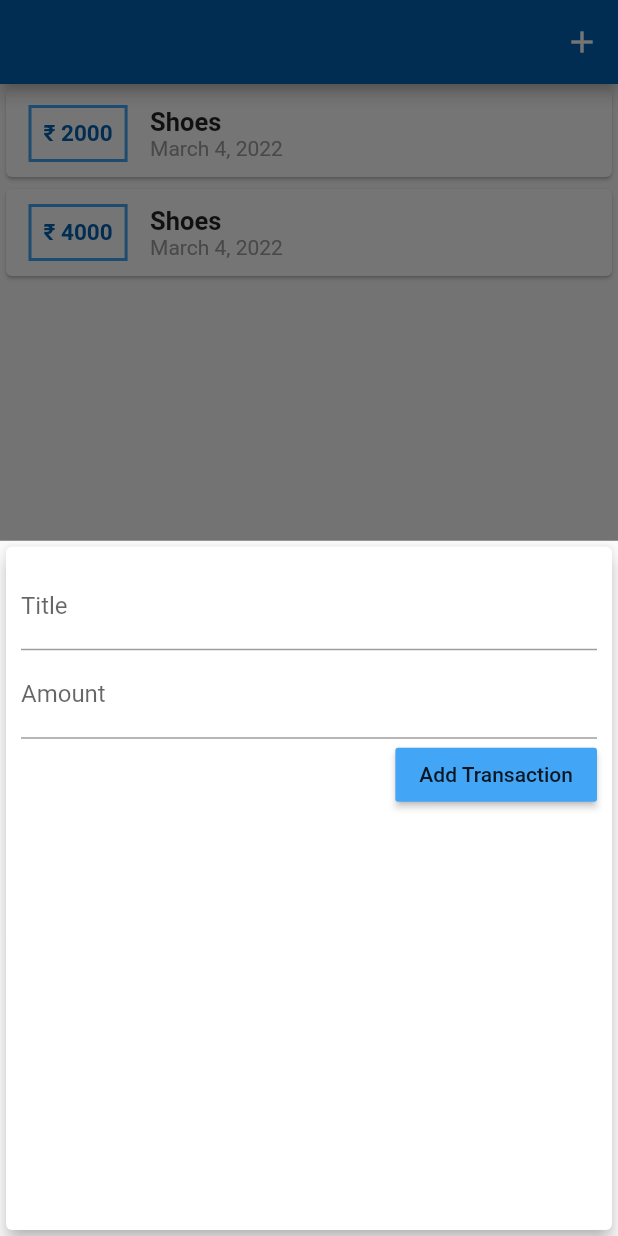
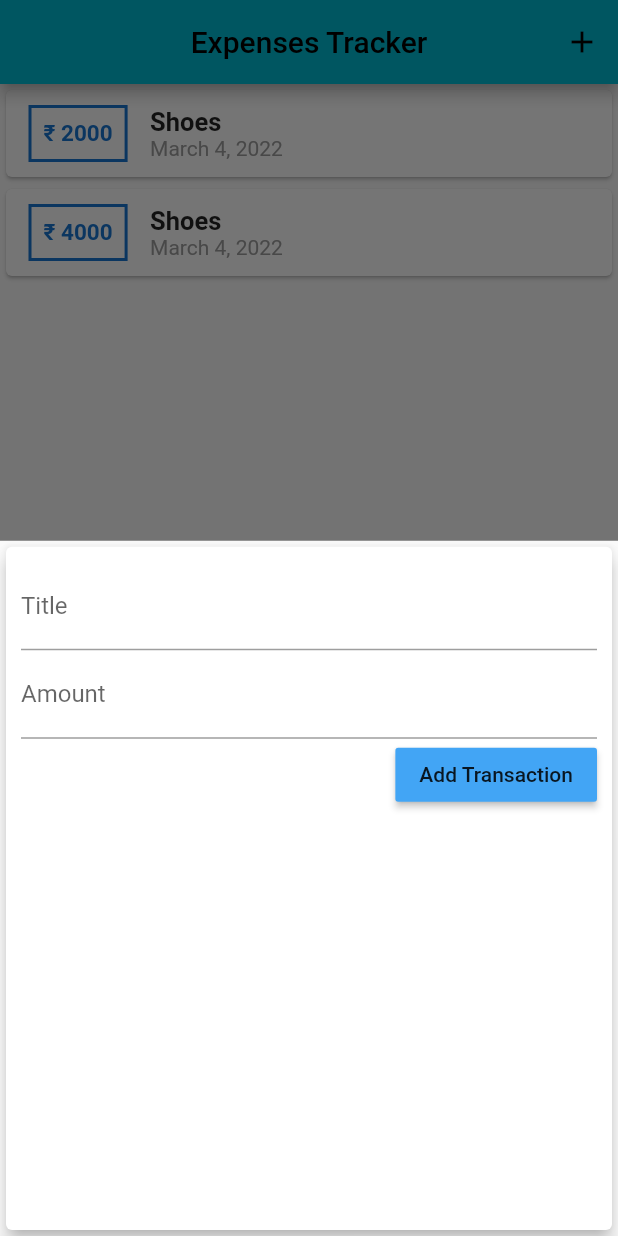
Before and after one commit to Prabhneet-Web/ExpenseTracker, a Flutter app: the screen it shows after launch, after a tap on the "add" icon, on a phone screen of 412 x 824 dp. Run offline on Flutter 3.47's test engine with Material 2 defaults, Android fonts, the phone set to English and light mode, and no system bars.

Commit message:
Done some changes with theme

```diff
--- a/lib/main.dart
+++ b/lib/main.dart
@@ -9,6 +9,9 @@ class MyApp extends StatelessWidget {
   @override
   Widget build(BuildContext context) {
     return MaterialApp(
+      theme: ThemeData(
+          colorScheme: ColorScheme.fromSwatch(primarySwatch: Colors.cyan)
+              .copyWith(secondary: const Color.fromARGB(255, 168, 182, 5))),
       debugShowCheckedModeBanner: false,
       home: MyHomePage(),
     );
--- a/lib/pages/homePage.dart
+++ b/lib/pages/homePage.dart
@@ -45,7 +45,9 @@ class _MyHomePageState extends State<MyHomePage> {
   Widget build(BuildContext context) {
     return Scaffold(
       appBar: AppBar(
-        backgroundColor: const Color.fromARGB(255, 1, 98, 177),
+        title: Text("Expenses Tracker"),
+        centerTitle: true,
+        // backgroundColor: const Color.fromARGB(255, 1, 98, 177),
         actions: [
           IconButton(
               onPressed: () {
--- a/lib/widgets/newTransaction.dart
+++ b/lib/widgets/newTransaction.dart
@@ -1,6 +1,6 @@
 import 'package:flutter/material.dart';
 
-class NewTransaction extends StatelessWidget {
+class NewTransaction extends StatefulWidget {
   NewTransaction({
     Key? key,
     required this.addTx,
@@ -8,14 +8,21 @@ class NewTransaction extends StatelessWidget {
 
   final Function addTx;
 
+  @override
+  State<NewTransaction> createState() => _NewTransactionState();
+}
+
+class _NewTransactionState extends State<NewTransaction> {
   TextEditingController titleController = TextEditingController();
+
   TextEditingController amountController = TextEditingController();
 
   void submitData() {
     final enteredTitle = titleController.text;
     final enteredAmount = int.parse(amountController.text);
     if (enteredTitle.isEmpty || enteredAmount < 0) return;
-    addTx(enteredTitle, enteredAmount);
+    widget.addTx(enteredTitle, enteredAmount);
+    Navigator.of(context).pop();
   }
 
   @override
--- a/lib/widgets/transactionList.dart
+++ b/lib/widgets/transactionList.dart
@@ -20,13 +20,14 @@ class TransactionList extends StatelessWidget {
                 margin:
                     const EdgeInsets.symmetric(vertical: 10, horizontal: 15),
                 decoration: BoxDecoration(
-                    border: Border.all(color: Colors.blue.shade400, width: 2)),
+                    border: Border.all(
+                        color: Theme.of(context).primaryColorDark, width: 2)),
                 child: Text(
                   "₹ ${transactions[index].amount}",
-                  style: const TextStyle(
+                  style: TextStyle(
                       fontWeight: FontWeight.bold,
                       fontSize: 15,
-                      color: Color.fromARGB(255, 1, 98, 177)),
+                      color: Theme.of(context).primaryColorDark),
                 ),
                 padding: const EdgeInsets.all(8),
               ),
```
